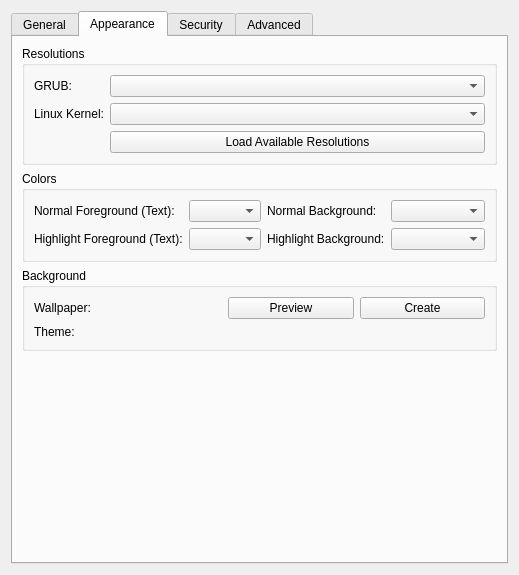
Above: ui/kcm_grub2.ui from maz-1/grub2-editor before the change. Below: the same form after it.
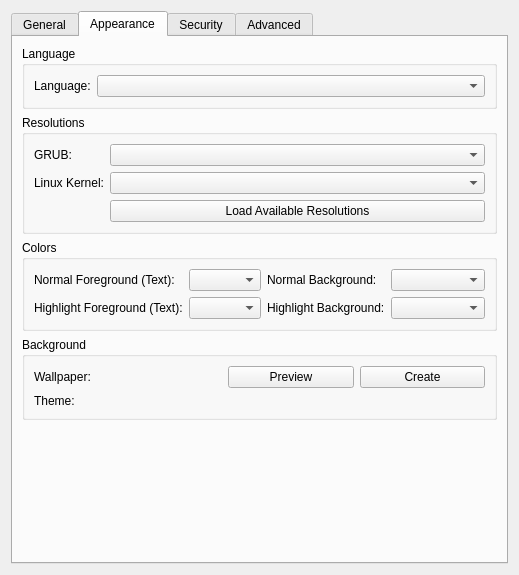
That is the form after the change. The open tabs and pages were chosen to show the change. Icons and pictures are not drawn. Custom widgets are drawn as their Qt base class.

Commit message: Add configurable language setting

```diff
--- a/ui/kcm_grub2.ui
+++ b/ui/kcm_grub2.ui
@@ -245,6 +245,29 @@
       </attribute>
       <layout class="QGridLayout" name="gridLayout_3">
        <item row="0" column="0">
+            <widget class="QGroupBox" name="groupBox_languages">
+             <property name="title">
+              <string comment="@title:group">Language</string>
+             </property>
+             <layout class="QFormLayout" name="formLayout_13">
+              <item row="0" column="0">
+               <widget class="QLabel" name="label_languages">
+                <property name="text">
+                 <string comment="@label:listbox">Language:</string>
+                </property>
+               </widget>
+              </item>
+              <item row="0" column="1">
+               <widget class="KComboBox" name="kcombobox_languages">
+                <property name="sizeAdjustPolicy">
+                 <enum>QComboBox::AdjustToContents</enum>
+                </property>
+               </widget>
+              </item>
+             </layout>
+            </widget>
+       </item>
+       <item row="1" column="0">
         <widget class="QGroupBox" name="groupBox_resolutions">
          <property name="title">
           <string comment="@title:group">Resolutions</string>
@@ -291,7 +314,7 @@
          </layout>
         </widget>
        </item>
-       <item row="1" column="0">
+       <item row="2" column="0">
         <widget class="QGroupBox" name="groupBox_colors">
          <property name="title">
           <string comment="@title:group">Colors</string>
@@ -348,7 +371,7 @@
          </layout>
         </widget>
        </item>
-       <item row="2" column="0">
+       <item row="3" column="0">
         <widget class="QGroupBox" name="groupBox_background">
          <property name="title">
           <string comment="@title:group Refers to the image shown behind the boot menu.">Background</string>
@@ -395,7 +418,7 @@
          </layout>
         </widget>
        </item>
-       <item row="3" column="0">
+       <item row="4" column="0">
         <spacer name="verticalSpacer_3">
          <property name="orientation">
           <enum>Qt::Vertical</enum>
```
The commit also changes 6 other files.
